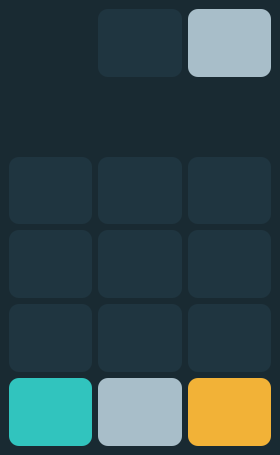
Qt form tik_tak_toe_window.ui (zahra-eslami/Assignment18) before a commit.
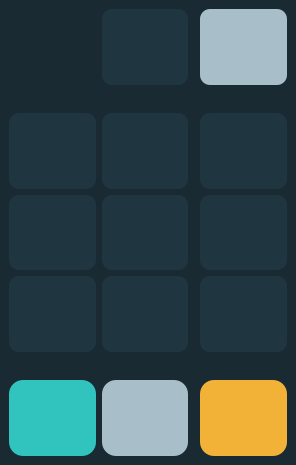
The same form after that commit.

What changed in the file:
```diff
--- a/tik_tak_toe_window.ui
+++ b/tik_tak_toe_window.ui
@@ -6,8 +6,8 @@
    <rect>
     <x>0</x>
     <y>0</y>
-    <width>280</width>
-    <height>455</height>
+    <width>296</width>
+    <height>465</height>
    </rect>
   </property>
   <property name="sizePolicy">
@@ -52,14 +52,18 @@
       </property>
       <property name="styleSheet">
        <string notr="true">background-color: rgb(31, 53, 64);
-border-radius: 10px;</string>
+border-radius: 10px;
+font: 700 16pt &quot;Consolas&quot;;
+font-weight: bold; 
+color: rgb(168,190,201); 
+</string>
       </property>
       <property name="text">
        <string/>
       </property>
      </widget>
     </item>
-    <item row="0" column="2">
+    <item row="0" column="3">
      <widget class="QPushButton" name="btn_reset">
       <property name="sizePolicy">
        <sizepolicy hsizetype="Expanding" vsizetype="Expanding">
@@ -78,36 +82,24 @@
     </item>
     <item row="1" column="0">
      <widget class="QLineEdit" name="lineEdit">
-      <property name="sizePolicy">
-       <sizepolicy hsizetype="Expanding" vsizetype="Expanding">
-        <horstretch>0</horstretch>
-        <verstretch>0</verstretch>
-       </sizepolicy>
-      </property>
       <property name="styleSheet">
        <string notr="true">background-color: rgb(25, 42, 50);
 border-radius: 10px;</string>
       </property>
      </widget>
     </item>
-    <item row="1" column="1">
+    <item row="1" column="1" colspan="2">
      <widget class="QLineEdit" name="lineEdit_2">
-      <property name="sizePolicy">
-       <sizepolicy hsizetype="Expanding" vsizetype="Expanding">
-        <horstretch>0</horstretch>
-        <verstretch>0</verstretch>
-       </sizepolicy>
-      </property>
       <property name="styleSheet">
        <string notr="true">background-color: rgb(25, 42, 50);
 border-radius: 10px;</string>
       </property>
      </widget>
     </item>
-    <item row="1" column="2">
+    <item row="1" column="3">
      <widget class="QLineEdit" name="lineEdit_3">
       <property name="sizePolicy">
-       <sizepolicy hsizetype="Expanding" vsizetype="Expanding">
+       <sizepolicy hsizetype="Expanding" vsizetype="Fixed">
         <horstretch>0</horstretch>
         <verstretch>0</verstretch>
        </sizepolicy>
@@ -152,7 +144,7 @@
       </property>
      </widget>
     </item>
-    <item row="2" column="2">
+    <item row="2" column="3">
      <widget class="QPushButton" name="btn3">
       <property name="sizePolicy">
        <sizepolicy hsizetype="Expanding" vsizetype="Expanding">
@@ -203,7 +195,7 @@
       </property>
      </widget>
     </item>
-    <item row="3" column="2">
+    <item row="3" column="3">
      <widget class="QPushButton" name="btn6">
       <property name="sizePolicy">
        <sizepolicy hsizetype="Expanding" vsizetype="Expanding">
@@ -254,7 +246,7 @@
       </property>
      </widget>
     </item>
-    <item row="4" column="2">
+    <item row="4" column="3">
      <widget class="QPushButton" name="btn9">
       <property name="sizePolicy">
        <sizepolicy hsizetype="Expanding" vsizetype="Expanding">
@@ -272,35 +264,85 @@
      </widget>
     </item>
     <item row="5" column="0">
-     <widget class="QLineEdit" name="btn_x">
+     <widget class="QLineEdit" name="lineEdit_6">
       <property name="sizePolicy">
-       <sizepolicy hsizetype="Expanding" vsizetype="Expanding">
+       <sizepolicy hsizetype="Expanding" vsizetype="Fixed">
         <horstretch>0</horstretch>
         <verstretch>0</verstretch>
        </sizepolicy>
       </property>
       <property name="styleSheet">
-       <string notr="true">background-color: rgb(49, 196, 190);
+       <string notr="true">background-color: rgb(25, 42, 50);
 border-radius: 10px;</string>
       </property>
      </widget>
     </item>
     <item row="5" column="1">
-     <widget class="QLineEdit" name="btn_tie">
+     <widget class="QLineEdit" name="lineEdit_5">
       <property name="sizePolicy">
-       <sizepolicy hsizetype="Expanding" vsizetype="Ignored">
+       <sizepolicy hsizetype="Expanding" vsizetype="Fixed">
+        <horstretch>0</horstretch>
+        <verstretch>0</verstretch>
+       </sizepolicy>
+      </property>
+      <property name="styleSheet">
+       <string notr="true">background-color: rgb(25, 42, 50);
+border-radius: 10px;</string>
+      </property>
+     </widget>
+    </item>
+    <item row="5" column="2" colspan="2">
+     <widget class="QLineEdit" name="lineEdit_4">
+      <property name="sizePolicy">
+       <sizepolicy hsizetype="Expanding" vsizetype="Fixed">
+        <horstretch>0</horstretch>
+        <verstretch>0</verstretch>
+       </sizepolicy>
+      </property>
+      <property name="styleSheet">
+       <string notr="true">background-color: rgb(25, 42, 50);
+border-radius: 10px;</string>
+      </property>
+     </widget>
+    </item>
+    <item row="6" column="0">
+     <widget class="QPushButton" name="btn_x">
+      <property name="sizePolicy">
+       <sizepolicy hsizetype="Expanding" vsizetype="Expanding">
+        <horstretch>0</horstretch>
+        <verstretch>0</verstretch>
+       </sizepolicy>
+      </property>
+      <property name="styleSheet">
+       <string notr="true">background-color: rgb(49, 196, 190);
+font: 700 9pt &quot;Segoe UI&quot;;
+border-radius: 14px;</string>
+      </property>
+      <property name="text">
+       <string/>
+      </property>
+     </widget>
+    </item>
+    <item row="6" column="1">
+     <widget class="QPushButton" name="btn_tie">
+      <property name="sizePolicy">
+       <sizepolicy hsizetype="Expanding" vsizetype="Expanding">
         <horstretch>0</horstretch>
         <verstretch>0</verstretch>
        </sizepolicy>
       </property>
       <property name="styleSheet">
        <string notr="true">background-color: rgb(168,190,201);
-border-radius: 10px;</string>
+border-radius: 14px;
+font: 700 9pt &quot;Segoe UI&quot;;</string>
+      </property>
+      <property name="text">
+       <string/>
       </property>
      </widget>
     </item>
-    <item row="5" column="2">
-     <widget class="QLineEdit" name="btn_o">
+    <item row="6" column="3">
+     <widget class="QPushButton" name="btn_o">
       <property name="sizePolicy">
        <sizepolicy hsizetype="Expanding" vsizetype="Expanding">
         <horstretch>0</horstretch>
@@ -309,7 +351,11 @@
       </property>
       <property name="styleSheet">
        <string notr="true">background-color: rgb(242, 178, 55);
-border-radius: 10px;</string>
+border-radius: 14px;
+font: 700 9pt &quot;Segoe UI&quot;;</string>
+      </property>
+      <property name="text">
+       <string/>
       </property>
      </widget>
     </item>
```
Left out of the diff: 5 changed lines with no effect on the pictures.
